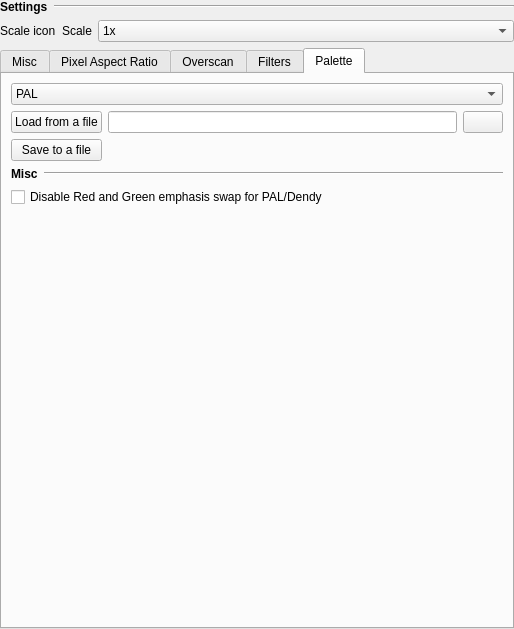
Before: the Qt Designer form src/gui/designer/wdgSettingsVideo.ui in punesemu/puNES, drawn with Qt 5.
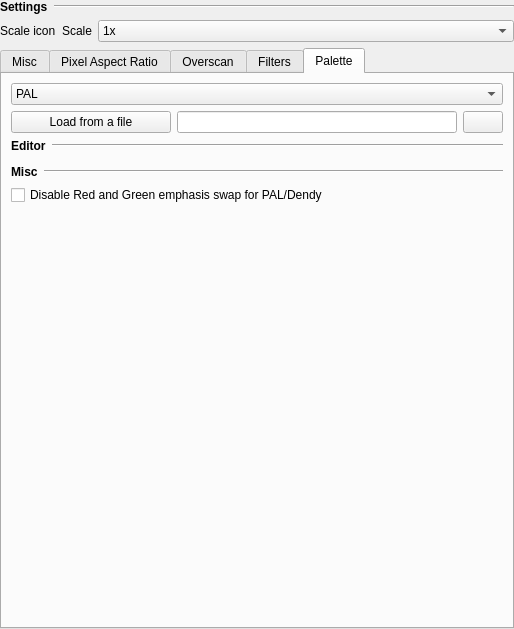
After: the same form once the commit is applied. The open tabs and pages were chosen to show the change. Icons and pictures are not drawn. Custom widgets are drawn as their Qt base class.

Diff of the .ui file:
```diff
--- a/src/gui/designer/wdgSettingsVideo.ui
+++ b/src/gui/designer/wdgSettingsVideo.ui
@@ -954,6 +954,72 @@
         </attribute>
         <layout class="QGridLayout" name="gridLayout_7">
          <item row="5" column="0" colspan="3">
+          <widget class="wdgPaletteEditor" name="widget_Palette_Editor" native="true"/>
+         </item>
+         <item row="1" column="0">
+          <widget class="QPushButton" name="pushButton_Palette_file">
+           <property name="text">
+            <string>Load from a file</string>
+           </property>
+           <property name="icon">
+            <iconset resource="application.qrc">
+             <normaloff>:/icon/icons/load.svg</normaloff>:/icon/icons/load.svg</iconset>
+           </property>
+          </widget>
+         </item>
+         <item row="1" column="1" colspan="2">
+          <layout class="QHBoxLayout" name="horizontalLayout_Palette_file">
+           <item>
+            <widget class="QLineEdit" name="lineEdit_Palette_file">
+             <property name="focusPolicy">
+              <enum>Qt::NoFocus</enum>
+             </property>
+             <property name="readOnly">
+              <bool>true</bool>
+             </property>
+            </widget>
+           </item>
+           <item>
+            <widget class="QPushButton" name="pushButton_Palette_file_clear">
+             <property name="icon">
+              <iconset resource="application.qrc">
+               <normaloff>:/icon/icons/trash.svg</normaloff>:/icon/icons/trash.svg</iconset>
+             </property>
+            </widget>
+           </item>
+          </layout>
+         </item>
+         <item row="6" column="0" colspan="3">
+          <layout class="QHBoxLayout" name="horizontalLayout_Palette_misc">
+           <item>
+            <widget class="QLabel" name="label_Palette_misc">
+             <property name="font">
+              <font>
+               <weight>75</weight>
+               <bold>true</bold>
+              </font>
+             </property>
+             <property name="text">
+              <string>Misc</string>
+             </property>
+            </widget>
+           </item>
+           <item>
+            <widget class="Line" name="line_Palette_misc">
+             <property name="sizePolicy">
+              <sizepolicy hsizetype="Expanding" vsizetype="Fixed">
+               <horstretch>0</horstretch>
+               <verstretch>0</verstretch>
+              </sizepolicy>
+             </property>
+             <property name="orientation">
+              <enum>Qt::Horizontal</enum>
+             </property>
+            </widget>
+           </item>
+          </layout>
+         </item>
+         <item row="7" column="0" colspan="3">
           <widget class="QCheckBox" name="checkBox_Disable_emphasis_swap_PAL">
            <property name="text">
             <string notr="true">Disable Red and Green emphasis swap for PAL/Dendy</string>
@@ -1010,53 +1076,7 @@
            </item>
           </widget>
          </item>
-         <item row="2" column="0" rowspan="2" colspan="2">
-          <widget class="QPushButton" name="pushButton_Palette_save">
-           <property name="text">
-            <string>Save to a file</string>
-           </property>
-           <property name="icon">
-            <iconset resource="application.qrc">
-             <normaloff>:/icon/icons/save.svg</normaloff>:/icon/icons/save.svg</iconset>
-           </property>
-          </widget>
-         </item>
-         <item row="1" column="0" colspan="2">
-          <widget class="QPushButton" name="pushButton_Palette_file">
-           <property name="text">
-            <string>Load from a file</string>
-           </property>
-           <property name="icon">
-            <iconset resource="application.qrc">
-             <normaloff>:/icon/icons/load.svg</normaloff>:/icon/icons/load.svg</iconset>
-           </property>
-          </widget>
-         </item>
-         <item row="4" column="0" colspan="3">
-          <layout class="QHBoxLayout" name="horizontalLayout_Palette_misc">
-           <item>
-            <widget class="QLabel" name="label_Palette_misc">
-             <property name="text">
-              <string>&lt;html&gt;&lt;head/&gt;&lt;body&gt;&lt;p&gt;&lt;span style=&quot; font-weight:600;&quot;&gt;Misc&lt;/span&gt;&lt;/p&gt;&lt;/body&gt;&lt;/html&gt;</string>
-             </property>
-            </widget>
-           </item>
-           <item>
-            <widget class="Line" name="line_Palette_misc">
-             <property name="sizePolicy">
-              <sizepolicy hsizetype="Expanding" vsizetype="Fixed">
-               <horstretch>0</horstretch>
-               <verstretch>0</verstretch>
-              </sizepolicy>
-             </property>
-             <property name="orientation">
-              <enum>Qt::Horizontal</enum>
-             </property>
-            </widget>
-           </item>
-          </layout>
-         </item>
-         <item row="6" column="0" colspan="3">
+         <item row="8" column="0" colspan="3">
           <spacer name="verticalSpacer_Video_Palette">
            <property name="orientation">
             <enum>Qt::Vertical</enum>
@@ -1069,23 +1089,31 @@
            </property>
           </spacer>
          </item>
-         <item row="1" column="2">
-          <layout class="QHBoxLayout" name="horizontalLayout_Palette_file">
+         <item row="4" column="0" colspan="3">
+          <layout class="QHBoxLayout" name="horizontalLayout_Palette_editor">
            <item>
-            <widget class="QLineEdit" name="lineEdit_Palette_file">
-             <property name="focusPolicy">
-              <enum>Qt::NoFocus</enum>
+            <widget class="QLabel" name="label_Palette_editor">
+             <property name="font">
+              <font>
+               <weight>75</weight>
+               <bold>true</bold>
+              </font>
              </property>
-             <property name="readOnly">
-              <bool>true</bool>
+             <property name="text">
+              <string>Editor</string>
              </property>
             </widget>
            </item>
            <item>
-            <widget class="QPushButton" name="pushButton_Palette_file_clear">
-             <property name="icon">
-              <iconset resource="application.qrc">
-               <normaloff>:/icon/icons/trash.svg</normaloff>:/icon/icons/trash.svg</iconset>
+            <widget class="Line" name="line_Palette_editor">
+             <property name="sizePolicy">
+              <sizepolicy hsizetype="Expanding" vsizetype="Fixed">
+               <horstretch>0</horstretch>
+               <verstretch>0</verstretch>
+              </sizepolicy>
+             </property>
+             <property name="orientation">
+              <enum>Qt::Horizontal</enum>
              </property>
             </widget>
            </item>
@@ -1123,6 +1151,14 @@
    </item>
   </layout>
  </widget>
+ <customwidgets>
+  <customwidget>
+   <class>wdgPaletteEditor</class>
+   <extends>QWidget</extends>
+   <header>wdgPaletteEditor.hpp</header>
+   <container>1</container>
+  </customwidget>
+ </customwidgets>
  <resources>
   <include location="application.qrc"/>
  </resources>
```
Left out of the diff: 204 changed lines with no effect on the pictures.
